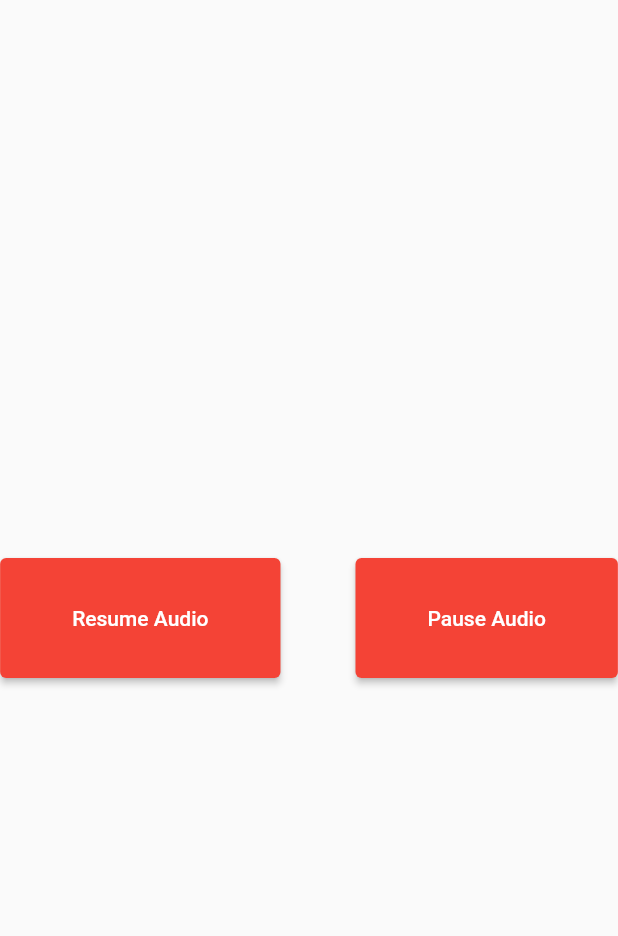
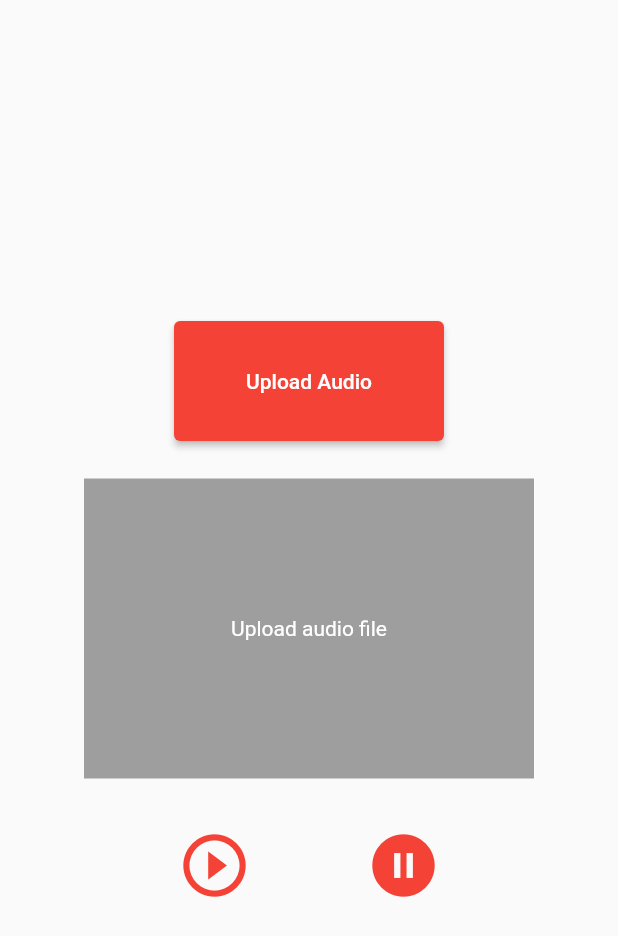
Before and after one commit to masus04/flutter-audiplayers-error, a Flutter app: the screen it shows after launch, on a phone screen of 412 x 824 dp. Shown: the top 936 px of the screen. Run offline on Flutter 3.47's test engine with Material 2 defaults, Android fonts, the phone set to English and light mode, and no system bars; our stand-ins replace audioplayers, file_picker.

Commit message:
Reconstructed audioplayer issue

```diff
--- a/frontend/lib/audio_error_view.dart
+++ b/frontend/lib/audio_error_view.dart
@@ -1,5 +1,8 @@
 import 'package:audioplayers/audioplayers.dart';
+import 'package:file_picker/file_picker.dart';
 import 'package:flutter/material.dart';
+import 'package:http_parser/http_parser.dart';
+import 'package:http/http.dart';
 
 class AudioErrorView extends StatefulWidget {
   const AudioErrorView({Key? key}) : super(key: key);
@@ -9,12 +12,13 @@ class AudioErrorView extends StatefulWidget {
 }
 
 class _AudioErrorViewState extends State<AudioErrorView> {
-  var audioPlayer = AudioPlayer();
-  final audioSource = UrlSource("http://localhost:5000/api/audio");
+  final String audioURL = "http://localhost:5000/api/audio";
+
+  AudioPlayer audioPlayer = AudioPlayer();
+  String? latestFileName;
 
   @override
   void initState() {
-    audioPlayer.setSource(audioSource);
     super.initState();
   }
 
@@ -22,10 +26,50 @@ class _AudioErrorViewState extends State<AudioErrorView> {
   Widget build(BuildContext context) {
     return Scaffold(
       body: Center(
-        child: Row(
+        child: Column(
+          mainAxisSize: MainAxisSize.max,
+          mainAxisAlignment: MainAxisAlignment.center,
+          crossAxisAlignment: CrossAxisAlignment.center,
+          children: [
+            ElevatedButton(
+              onPressed: () async {
+                FilePickerResult? result = await FilePicker.platform.pickFiles(type: FileType.audio);
+
+                if (result != null) {
+                  PlatformFile file = result.files.single;
+                  await uploadAudio(file);
+                } else {
+                  debugPrint("Media Upload Canceled");
+                }
+              },
+              child: const Padding(
+                padding: EdgeInsets.all(32.0),
+                child: Text("Upload Audio"),
+              ),
+            ),
+            const SizedBox(height: 25),
+            Container(
+              height: 200,
+              width: 300,
+              color: Colors.grey,
+              child: Center(
+                child: latestFileName != null
+                    ? Text(
+                        "Audio file name: \n$latestFileName",
+                        style: const TextStyle(color: Colors.white),
+                      )
+                    : const Text("Upload audio file", style: TextStyle(color: Colors.white)),
+              ),
+            ),
+            const SizedBox(height: 25),
+            Row(
               mainAxisAlignment: MainAxisAlignment.center,
               children: [
-            ElevatedButton(
+                Tooltip(
+                  message: "Resume Audio",
+                  child: IconButton(
+                    color: Colors.red,
+                    iconSize: 50,
                     onPressed: () {
                       audioPlayer.resume();
 
@@ -33,29 +77,52 @@ class _AudioErrorViewState extends State<AudioErrorView> {
                         audioPlayer = audioPlayer;
                       });
                     },
-              child: const Padding(
-                padding: EdgeInsets.all(32.0),
-                child: Text("Resume Audio"),
+                    icon: const Icon(Icons.play_circle_outline),
                   ),
                 ),
-            const SizedBox(
-              width: 50,
-            ),
-            ElevatedButton(
+                const SizedBox(width: 60),
+                Tooltip(
+                  message: "Pause Audio",
+                  child: IconButton(
+                    color: Colors.red,
+                    iconSize: 50,
                     onPressed: () {
                       audioPlayer.pause();
                       setState(() {
                         audioPlayer = audioPlayer;
                       });
                     },
-              child: const Padding(
-                padding: EdgeInsets.all(32.0),
-                child: Text("Pause Audio"),
+                    icon: const Icon(Icons.pause_circle_filled_outlined),
                   ),
+                ),
+              ],
             ),
           ],
         ),
       ),
     );
   }
+
+  Future<StreamedResponse> uploadAudio(PlatformFile file) async {
+    final audioURI = Uri.parse(audioURL);
+
+    final multiPartFile = MultipartFile.fromBytes(
+      "file",
+      file.bytes ?? [],
+      filename: file.name, // Filename is required
+      contentType: MediaType(FileType.audio.name, file.extension!),
+    );
+
+    final request = MultipartRequest('POST', audioURI)..files.add(multiPartFile);
+
+    final response = await request.send();
+
+    audioPlayer.setSourceUrl("$audioURL/${file.name}");
+
+    setState(() {
+      latestFileName = file.name;
+    });
+
+    return response;
   }
+}
```
Also changed, not shown: frontend/pubspec.yaml (+6 -68 lines), frontend/pubspec.lock, 1 other file. Lines whose indentation alone changed are shown as unchanged.
